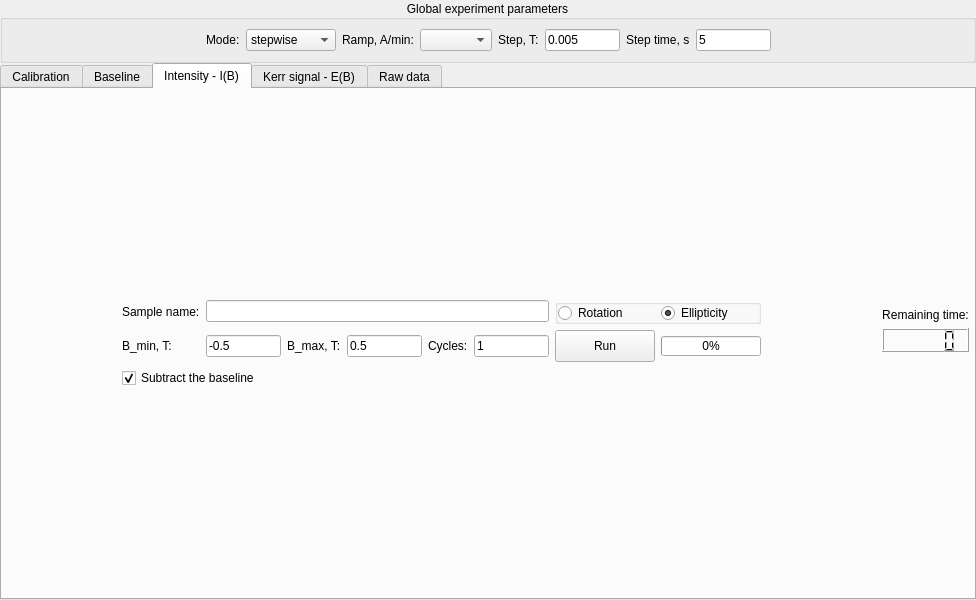
This is nicos_jcns/moke01/gui/mokepanel.ui in mlz-ictrl/nicos as Qt 5 draws it before an edit. The edited form follows.
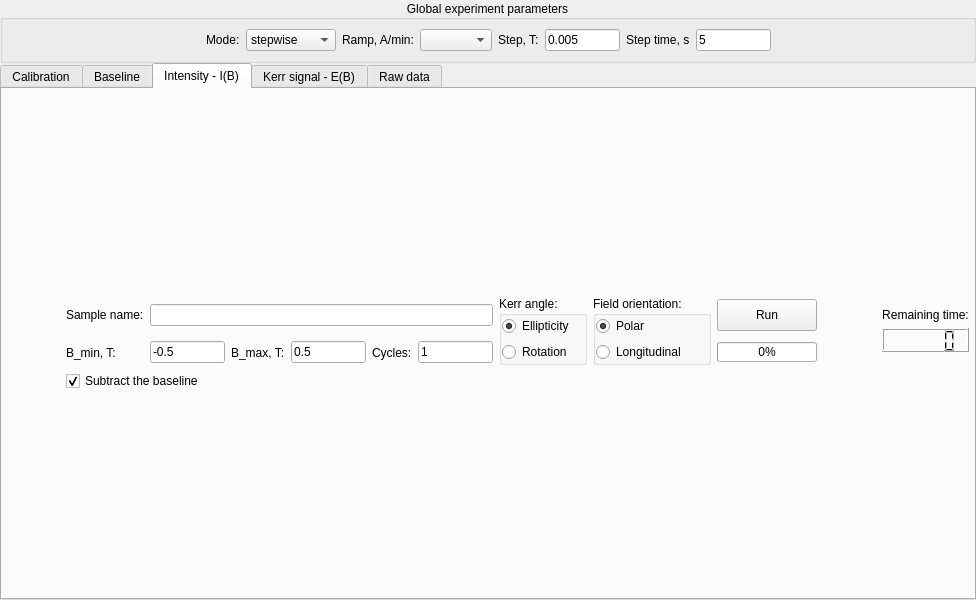
This is the edited form. The open tabs and pages were chosen to show the change.

Commit message:
moke01: measurement and baseline have polar or longitudinal field orientation
Baseline cached device parameter has new 'polar' and 'longitudinal'
keys. MokeMagnet.measure_intensity() now should be called with
`field_orientation` argument, to store field orientation in the
measurement.
Gui has new radio buttons to select either 'polar' or 'longitudinal'
field orientation and handles them correctly.
Text export of the experiment data is only possible for new
experiments having `field_orientation` key.

Diff of the .ui file:
```diff
--- a/nicos_jcns/moke01/gui/mokepanel.ui
+++ b/nicos_jcns/moke01/gui/mokepanel.ui
@@ -434,7 +434,7 @@
            </property>
           </widget>
          </item>
-         <item row="1" column="7">
+         <item row="0" column="9">
           <widget class="QPushButton" name="btn_run">
            <property name="sizePolicy">
             <sizepolicy hsizetype="Fixed" vsizetype="Minimum">
@@ -485,63 +485,14 @@
            </property>
           </widget>
          </item>
-         <item row="0" column="7" colspan="2">
-          <widget class="QGroupBox" name="lyt_exp">
-           <property name="sizePolicy">
-            <sizepolicy hsizetype="Minimum" vsizetype="Minimum">
-             <horstretch>0</horstretch>
-             <verstretch>0</verstretch>
-            </sizepolicy>
+         <item row="2" column="1" colspan="6">
+          <widget class="QCheckBox" name="chck_subtract_baseline">
+           <property name="text">
+            <string>Subtract the baseline</string>
            </property>
-           <property name="maximumSize">
-            <size>
-             <width>16777215</width>
-             <height>25</height>
-            </size>
+           <property name="checked">
+            <bool>true</bool>
            </property>
-           <property name="title">
-            <string/>
-           </property>
-           <property name="flat">
-            <bool>false</bool>
-           </property>
-           <property name="checkable">
-            <bool>false</bool>
-           </property>
-           <layout class="QHBoxLayout" name="horizontalLayout">
-            <property name="leftMargin">
-             <number>0</number>
-            </property>
-            <property name="topMargin">
-             <number>0</number>
-            </property>
-            <property name="rightMargin">
-             <number>0</number>
-            </property>
-            <property name="bottomMargin">
-             <number>0</number>
-            </property>
-            <item>
-             <widget class="QRadioButton" name="rad_rotation">
-              <property name="text">
-               <string>Rotation</string>
-              </property>
-              <property name="checked">
-               <bool>false</bool>
-              </property>
-             </widget>
-            </item>
-            <item>
-             <widget class="QRadioButton" name="rad_ellipticity">
-              <property name="text">
-               <string>Ellipticity</string>
-              </property>
-              <property name="checked">
-               <bool>true</bool>
-              </property>
-             </widget>
-            </item>
-           </layout>
           </widget>
          </item>
          <item row="1" column="2">
@@ -582,8 +533,8 @@
            </property>
           </widget>
          </item>
-         <item row="0" column="9" rowspan="2">
-          <spacer name="horizontalSpacer_3">
+         <item row="0" column="10" rowspan="2">
+          <spacer name="spcr_intensity_2">
            <property name="orientation">
             <enum>Qt::Horizontal</enum>
            </property>
@@ -615,7 +566,62 @@
            </property>
           </widget>
          </item>
-         <item row="0" column="10" rowspan="2">
+         <item row="1" column="9">
+          <widget class="QProgressBar" name="bar_cycles">
+           <property name="sizePolicy">
+            <sizepolicy hsizetype="Fixed" vsizetype="Fixed">
+             <horstretch>0</horstretch>
+             <verstretch>0</verstretch>
+            </sizepolicy>
+           </property>
+           <property name="minimumSize">
+            <size>
+             <width>100</width>
+             <height>20</height>
+            </size>
+           </property>
+           <property name="maximumSize">
+            <size>
+             <width>100</width>
+             <height>20</height>
+            </size>
+           </property>
+           <property name="baseSize">
+            <size>
+             <width>0</width>
+             <height>0</height>
+            </size>
+           </property>
+           <property name="minimum">
+            <number>0</number>
+           </property>
+           <property name="maximum">
+            <number>1</number>
+           </property>
+           <property name="value">
+            <number>0</number>
+           </property>
+           <property name="alignment">
+            <set>Qt::AlignCenter</set>
+           </property>
+           <property name="textVisible">
+            <bool>true</bool>
+           </property>
+           <property name="orientation">
+            <enum>Qt::Horizontal</enum>
+           </property>
+           <property name="invertedAppearance">
+            <bool>false</bool>
+           </property>
+           <property name="textDirection">
+            <enum>QProgressBar::TopToBottom</enum>
+           </property>
+           <property name="format">
+            <string extracomment="1234">%p%</string>
+           </property>
+          </widget>
+         </item>
+         <item row="0" column="11" rowspan="2">
           <layout class="QVBoxLayout" name="lyt_intensity_timer">
            <property name="sizeConstraint">
             <enum>QLayout::SetMinimumSize</enum>
@@ -693,72 +699,104 @@
            </property>
           </widget>
          </item>
-         <item row="1" column="8">
-          <widget class="QProgressBar" name="bar_cycles">
+         <item row="0" column="7" rowspan="2">
+          <widget class="QGroupBox" name="grb_kerr_angle">
            <property name="sizePolicy">
-            <sizepolicy hsizetype="Fixed" vsizetype="Fixed">
+            <sizepolicy hsizetype="Minimum" vsizetype="Minimum">
              <horstretch>0</horstretch>
              <verstretch>0</verstretch>
             </sizepolicy>
            </property>
-           <property name="minimumSize">
-            <size>
-             <width>100</width>
-             <height>20</height>
-            </size>
-           </property>
            <property name="maximumSize">
             <size>
-             <width>100</width>
-             <height>20</height>
+             <width>16777215</width>
+             <height>16777215</height>
             </size>
            </property>
-           <property name="baseSize">
-            <size>
-             <width>0</width>
-             <height>0</height>
-            </size>
+           <property name="title">
+            <string>Kerr angle:</string>
            </property>
-           <property name="minimum">
-            <number>0</number>
+           <property name="flat">
+            <bool>false</bool>
            </property>
-           <property name="maximum">
-            <number>1</number>
-           </property>
-           <property name="value">
-            <number>0</number>
-           </property>
-           <property name="alignment">
-            <set>Qt::AlignCenter</set>
-           </property>
-           <property name="textVisible">
-            <bool>true</bool>
-           </property>
-           <property name="orientation">
-            <enum>Qt::Horizontal</enum>
-           </property>
-           <property name="invertedAppearance">
+           <property name="checkable">
             <bool>false</bool>
            </property>
-           <property name="textDirection">
-            <enum>QProgressBar::TopToBottom</enum>
-           </property>
-           <property name="format">
-            <string extracomment="1234">%p%</string>
-           </property>
+           <layout class="QVBoxLayout" name="verticalLayout_2">
+            <property name="leftMargin">
+             <number>0</number>
+            </property>
+            <property name="topMargin">
+             <number>0</number>
+            </property>
+            <property name="rightMargin">
+             <number>0</number>
+            </property>
+            <property name="bottomMargin">
+             <number>0</number>
+            </property>
+            <item>
+             <widget class="QRadioButton" name="rad_ellipticity">
+              <property name="text">
+               <string>Ellipticity</string>
+              </property>
+              <property name="checked">
+               <bool>true</bool>
+              </property>
+             </widget>
+            </item>
+            <item>
+             <widget class="QRadioButton" name="rad_rotation">
+              <property name="text">
+               <string>Rotation</string>
+              </property>
+              <property name="checked">
+               <bool>false</bool>
+              </property>
+             </widget>
+            </item>
+           </layout>
           </widget>
          </item>
          <item row="0" column="2" colspan="5">
           <widget class="QLineEdit" name="ln_sample"/>
          </item>
-         <item row="2" column="1" colspan="6">
-          <widget class="QCheckBox" name="chck_subtract_baseline">
-           <property name="text">
-            <string>Subtract the baseline</string>
+         <item row="0" column="8" rowspan="2">
+          <widget class="QGroupBox" name="grb_field_orientation">
+           <property name="title">
+            <string>Field orientation:</string>
            </property>
-           <property name="checked">
-            <bool>true</bool>
-           </property>
+           <layout class="QVBoxLayout" name="verticalLayout_3">
+            <property name="leftMargin">
+             <number>0</number>
+            </property>
+            <property name="topMargin">
+             <number>0</number>
+            </property>
+            <property name="rightMargin">
+             <number>0</number>
+            </property>
+            <property name="bottomMargin">
+             <number>0</number>
+            </property>
+            <item>
+             <widget class="QRadioButton" name="rad_polar">
+              <property name="text">
+               <string>Polar</string>
+              </property>
+              <property name="checked">
+               <bool>true</bool>
+              </property>
+             </widget>
+            </item>
+            <item>
+             <widget class="QRadioButton" name="rad_longitudinal">
+              <property name="text">
+               <string>Longitudinal</string>
+              </property>
+             </widget>
+            </item>
+           </layout>
           </widget>
          </item>
         </layout>
```
Left out of the diff: 18 changed lines with no effect on the pictures. The commit also changes 4 other files.
